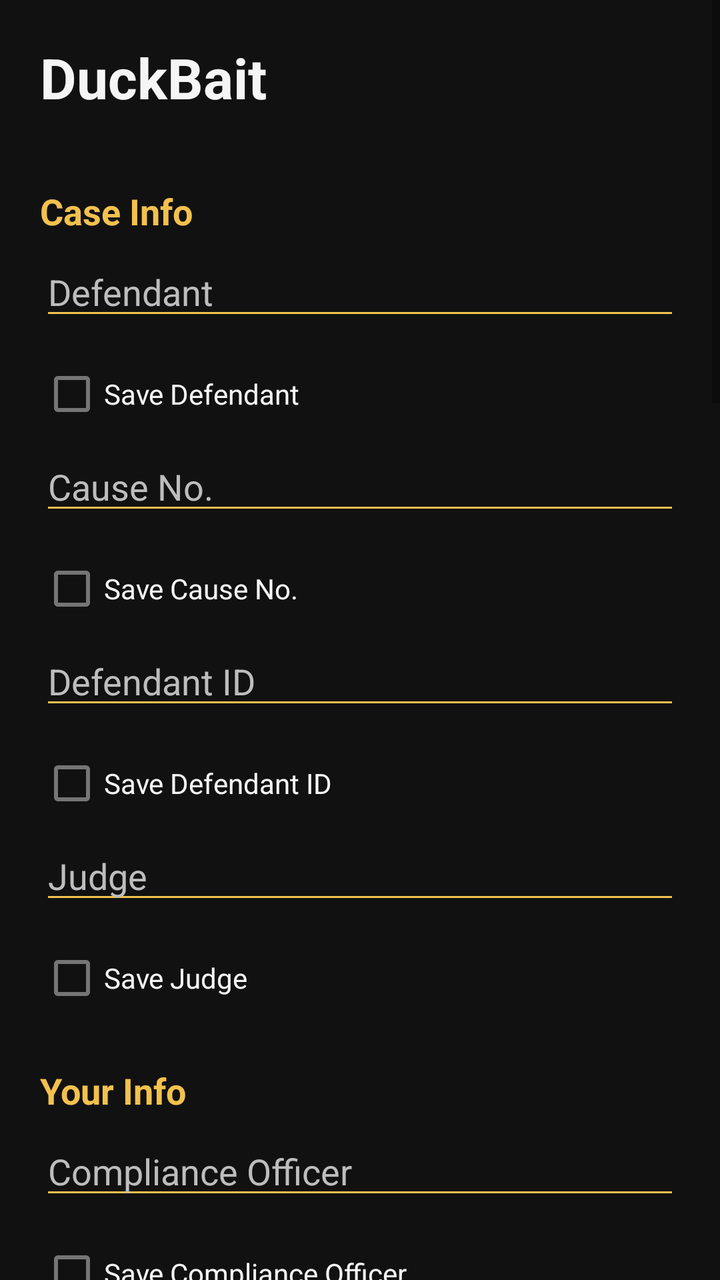
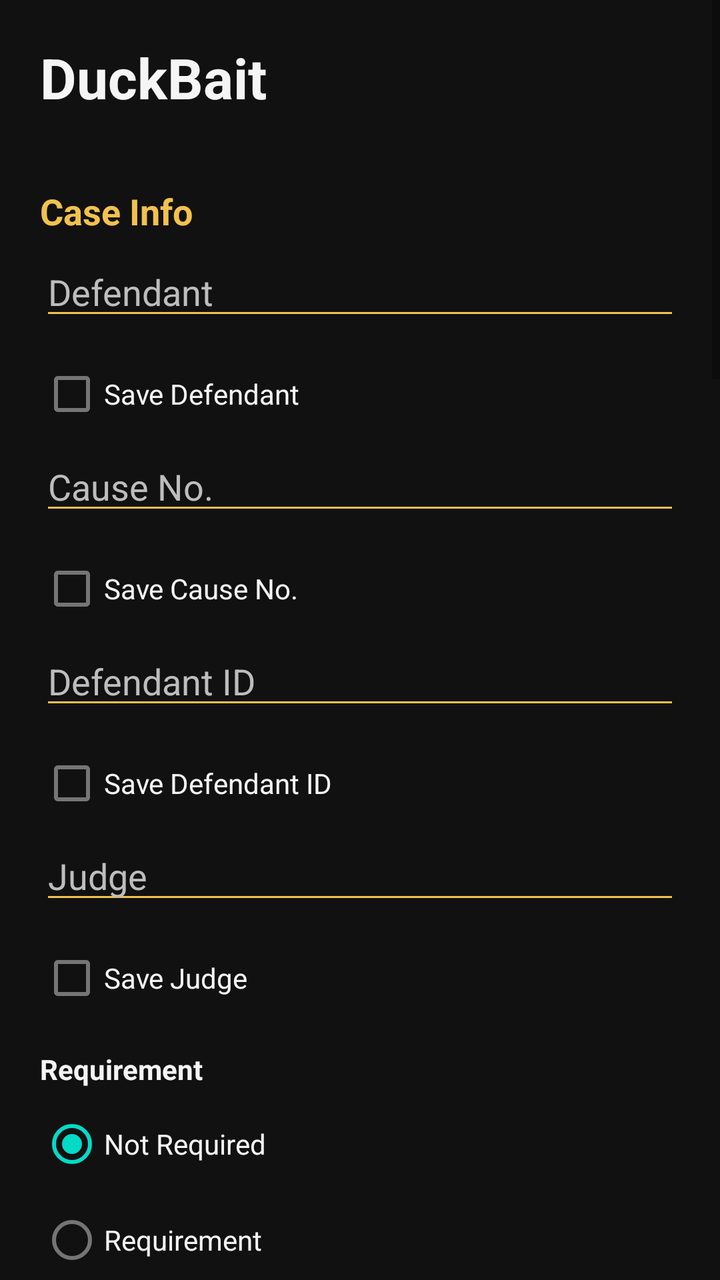

Screens rendered from an Android XML layout before and after an edit, with the pre-edit source and the edit as a unified diff.
<!-- AndroidManifest.xml: fallback theme Theme.MaterialComponents.DayNight.NoActionBar -->
<!-- res/layout/activity_main.xml -->
<?xml version="1.0" encoding="utf-8"?>
<ScrollView xmlns:android="http://schemas.android.com/apk/res/android"
    android:layout_width="match_parent"
    android:layout_height="match_parent"
    android:background="@color/duckbait_background"
    android:fillViewport="true">

    <LinearLayout
        android:layout_width="match_parent"
        android:layout_height="wrap_content"
        android:orientation="vertical"
        android:padding="20dp">

        <TextView
            android:layout_width="match_parent"
            android:layout_height="wrap_content"
            android:layout_marginBottom="16dp"
            android:text="DuckBait"
            android:textColor="@color/duckbait_text"
            android:textSize="28sp"
            android:textStyle="bold" />

        <TextView
            android:layout_width="match_parent"
            android:layout_height="wrap_content"
            android:layout_marginTop="20dp"
            android:layout_marginBottom="6dp"
            android:text="Case Info"
            android:textColor="@color/duckbait_primary"
            android:textSize="18sp"
            android:textStyle="bold" />

        <EditText
            android:id="@+id/input_defendant"
            android:layout_width="match_parent"
            android:layout_height="wrap_content"
            android:layout_marginBottom="8dp"
            android:backgroundTint="@color/duckbait_primary"
            android:hint="Defendant"
            android:textColor="@color/duckbait_text"
            android:textColorHint="@color/duckbait_hint"
            android:inputType="textPersonName" />
        <CheckBox
            android:id="@+id/save_defendant"
            android:layout_width="wrap_content"
            android:layout_height="wrap_content"
            android:text="Save Defendant"
            android:textColor="@color/duckbait_text" />

        <EditText
            android:id="@+id/input_causeno"
            android:layout_width="match_parent"
            android:layout_height="wrap_content"
            android:layout_marginBottom="8dp"
            android:backgroundTint="@color/duckbait_primary"
            android:hint="Cause No."
            android:textColor="@color/duckbait_text"
            android:textColorHint="@color/duckbait_hint"
            android:inputType="text" />
        <CheckBox
            android:id="@+id/save_causeno"
            android:layout_width="wrap_content"
            android:layout_height="wrap_content"
            android:text="Save Cause No."
            android:textColor="@color/duckbait_text" />

        <EditText
            android:id="@+id/input_defid"
            android:layout_width="match_parent"
            android:layout_height="wrap_content"
            android:layout_marginBottom="8dp"
            android:backgroundTint="@color/duckbait_primary"
            android:hint="Defendant ID"
            android:textColor="@color/duckbait_text"
            android:textColorHint="@color/duckbait_hint"
            android:inputType="text" />
        <CheckBox
            android:id="@+id/save_defid"
            android:layout_width="wrap_content"
            android:layout_height="wrap_content"
            android:text="Save Defendant ID"
            android:textColor="@color/duckbait_text" />

        <EditText
            android:id="@+id/input_judge"
            android:layout_width="match_parent"
            android:layout_height="wrap_content"
            android:layout_marginBottom="8dp"
            android:backgroundTint="@color/duckbait_primary"
            android:hint="Judge"
            android:textColor="@color/duckbait_text"
            android:textColorHint="@color/duckbait_hint"
            android:inputType="textPersonName" />
        <CheckBox
            android:id="@+id/save_judge"
            android:layout_width="wrap_content"
            android:layout_height="wrap_content"
            android:text="Save Judge"
            android:textColor="@color/duckbait_text" />


        <TextView
            android:layout_width="match_parent"
            android:layout_height="wrap_content"
            android:layout_marginTop="20dp"
            android:layout_marginBottom="6dp"
            android:text="Your Info"
            android:textColor="@color/duckbait_primary"
            android:textSize="18sp"
            android:textStyle="bold" />

        <EditText
            android:id="@+id/input_compliance_officer"
            android:layout_width="match_parent"
            android:layout_height="wrap_content"
            android:layout_marginBottom="8dp"
            android:backgroundTint="@color/duckbait_primary"
            android:hint="Compliance Officer"
            android:textColor="@color/duckbait_text"
            android:textColorHint="@color/duckbait_hint"
            android:inputType="textPersonName" />
        <CheckBox
            android:id="@+id/save_compliance_officer"
            android:layout_width="wrap_content"
            android:layout_height="wrap_content"
            android:text="Save Compliance Officer"
            android:textColor="@color/duckbait_text" />

        <EditText
            android:id="@+id/input_badge"
            android:layout_width="match_parent"
            android:layout_height="wrap_content"
            android:layout_marginBottom="8dp"
            android:backgroundTint="@color/duckbait_primary"
            android:hint="Badge"
            android:textColor="@color/duckbait_text"
            android:textColorHint="@color/duckbait_hint"
            android:inputType="text" />
        <CheckBox
            android:id="@+id/save_badge"
            android:layout_width="wrap_content"
            android:layout_height="wrap_content"
            android:text="Save Badge"
            android:textColor="@color/duckbait_text" />

        <EditText
            android:id="@+id/input_email"
            android:layout_width="match_parent"
            android:layout_height="wrap_content"
            android:layout_marginBottom="8dp"
            android:backgroundTint="@color/duckbait_primary"
            android:hint="Email"
            android:textColor="@color/duckbait_text"
            android:textColorHint="@color/duckbait_hint"
            android:inputType="textEmailAddress" />
        <CheckBox
            android:id="@+id/save_email"
            android:layout_width="wrap_content"
            android:layout_height="wrap_content"
            android:text="Save Email"
            android:textColor="@color/duckbait_text" />

        <EditText
            android:id="@+id/input_phone"
            android:layout_width="match_parent"
            android:layout_height="wrap_content"
            android:layout_marginBottom="8dp"
            android:backgroundTint="@color/duckbait_primary"
            android:hint="Phone"
            android:textColor="@color/duckbait_text"
            android:textColorHint="@color/duckbait_hint"
            android:inputType="phone" />
        <CheckBox
            android:id="@+id/save_phone"
            android:layout_width="wrap_content"
            android:layout_height="wrap_content"
            android:text="Save Phone"
            android:textColor="@color/duckbait_text" />


        <TextView
            android:layout_width="match_parent"
            android:layout_height="wrap_content"
            android:layout_marginTop="20dp"
            android:layout_marginBottom="6dp"
            android:text="Pay Amounts"
            android:textColor="@color/duckbait_primary"
            android:textSize="18sp"
            android:textStyle="bold" />

        <EditText
            android:id="@+id/input_gps"
            android:layout_width="match_parent"
            android:layout_height="wrap_content"
            android:layout_marginBottom="8dp"
            android:backgroundTint="@color/duckbait_primary"
            android:hint="GPS"
            android:textColor="@color/duckbait_text"
            android:textColorHint="@color/duckbait_hint"
            android:inputType="text" />
        <CheckBox
            android:id="@+id/save_gps"
            android:layout_width="wrap_content"
            android:layout_height="wrap_content"
            android:text="Save GPS"
            android:textColor="@color/duckbait_text" />

        <EditText
            android:id="@+id/input_program"
            android:layout_width="match_parent"
            android:layout_height="wrap_content"
            android:layout_marginBottom="8dp"
            android:backgroundTint="@color/duckbait_primary"
            android:hint="Program"
            android:textColor="@color/duckbait_text"
            android:textColorHint="@color/duckbait_hint"
            android:inputType="text" />
        <CheckBox
            android:id="@+id/save_program"
            android:layout_width="wrap_content"
            android:layout_height="wrap_content"
            android:text="Save Program"
            android:textColor="@color/duckbait_text" />

        <EditText
            android:id="@+id/input_tax"
            android:layout_width="match_parent"
            android:layout_height="wrap_content"
            android:layout_marginBottom="8dp"
            android:backgroundTint="@color/duckbait_primary"
            android:hint="Tax"
            android:textColor="@color/duckbait_text"
            android:textColorHint="@color/duckbait_hint"
            android:inputType="text" />
        <CheckBox
            android:id="@+id/save_tax"
            android:layout_width="wrap_content"
            android:layout_height="wrap_content"
            android:text="Save Tax"
            android:textColor="@color/duckbait_text" />

        <EditText
            android:id="@+id/input_deposit"
            android:layout_width="match_parent"
            android:layout_height="wrap_content"
            android:layout_marginBottom="8dp"
            android:backgroundTint="@color/duckbait_primary"
            android:hint="Deposit"
            android:textColor="@color/duckbait_text"
            android:textColorHint="@color/duckbait_hint"
            android:inputType="numberDecimal" />
        <CheckBox
            android:id="@+id/save_deposit"
            android:layout_width="wrap_content"
            android:layout_height="wrap_content"
            android:text="Save Deposit"
            android:textColor="@color/duckbait_text" />


        <TextView
            android:layout_width="match_parent"
            android:layout_height="wrap_content"
            android:layout_marginTop="20dp"
            android:layout_marginBottom="6dp"
            android:text="Dates"
            android:textColor="@color/duckbait_primary"
            android:textSize="18sp"
            android:textStyle="bold" />

        <EditText
            android:id="@+id/input_date"
            android:layout_width="match_parent"
            android:layout_height="wrap_content"
            android:layout_marginBottom="8dp"
            android:backgroundTint="@color/duckbait_primary"
            android:hint="Date"
            android:textColor="@color/duckbait_text"
            android:textColorHint="@color/duckbait_hint"
            android:inputType="text" />
        <CheckBox
            android:id="@+id/save_date"
            android:layout_width="wrap_content"
            android:layout_height="wrap_content"
            android:text="Save Date"
            android:textColor="@color/duckbait_text" />

        <EditText
            android:id="@+id/input_day"
            android:layout_width="match_parent"
            android:layout_height="wrap_content"
            android:layout_marginBottom="8dp"
            android:backgroundTint="@color/duckbait_primary"
            android:hint="Day"
            android:textColor="@color/duckbait_text"
            android:textColorHint="@color/duckbait_hint"
            android:inputType="number" />
        <CheckBox
            android:id="@+id/save_day"
            android:layout_width="wrap_content"
            android:layout_height="wrap_content"
            android:text="Save Day"
            android:textColor="@color/duckbait_text" />

        <EditText
            android:id="@+id/input_month"
            android:layout_width="match_parent"
            android:layout_height="wrap_content"
            android:layout_marginBottom="8dp"
            android:backgroundTint="@color/duckbait_primary"
            android:hint="Month"
            android:textColor="@color/duckbait_text"
            android:textColorHint="@color/duckbait_hint"
            android:inputType="text" />
        <CheckBox
            android:id="@+id/save_month"
            android:layout_width="wrap_content"
            android:layout_height="wrap_content"
            android:text="Save Month"
            android:textColor="@color/duckbait_text" />

        <EditText
            android:id="@+id/input_year"
            android:layout_width="match_parent"
            android:layout_height="wrap_content"
            android:layout_marginBottom="8dp"
            android:backgroundTint="@color/duckbait_primary"
            android:hint="Year"
            android:textColor="@color/duckbait_text"
            android:textColorHint="@color/duckbait_hint"
            android:inputType="number" />
        <CheckBox
            android:id="@+id/save_year"
            android:layout_width="wrap_content"
            android:layout_height="wrap_content"
            android:text="Save Year"
            android:textColor="@color/duckbait_text" />


        <Button
            android:id="@+id/btn_select_file"
            android:layout_width="match_parent"
            android:layout_height="wrap_content"
            android:layout_marginTop="12dp"
            android:backgroundTint="@color/duckbait_primary"
            android:text="Select DOCX Template"
            android:textColor="@color/duckbait_background" />

        <TextView
            android:id="@+id/txt_selected_file"
            android:layout_width="match_parent"
            android:layout_height="wrap_content"
            android:paddingTop="10dp"
            android:text="No template selected"
            android:textColor="@color/duckbait_text" />

        <Button
            android:id="@+id/btn_generate"
            android:layout_width="match_parent"
            android:layout_height="wrap_content"
            android:layout_marginTop="12dp"
            android:backgroundTint="@color/duckbait_primary"
            android:text="Generate Document"
            android:textColor="@color/duckbait_background" />

        <TextView
            android:id="@+id/txt_status"
            android:layout_width="match_parent"
            android:layout_height="wrap_content"
            android:paddingTop="10dp"
            android:text="Status: Select a template to begin."
            android:textColor="@color/duckbait_text" />
    </LinearLayout>
</ScrollView>
<!-- resources referenced by this layout -->
<resources>
  <color name="duckbait_background">#111111</color>
  <color name="duckbait_hint">#BDBDBD</color>
  <color name="duckbait_primary">#F2C14E</color>
  <color name="duckbait_text">#F5F5F5</color>
</resources>

<!-- the commit's change to res/layout/activity_main.xml (unified diff, before → after) -->
@@ -98,6 +98,37 @@
             android:text="Save Judge"
             android:textColor="@color/duckbait_text" />
 
+        <TextView
+            android:layout_width="match_parent"
+            android:layout_height="wrap_content"
+            android:layout_marginTop="12dp"
+            android:layout_marginBottom="4dp"
+            android:text="Requirement"
+            android:textColor="@color/duckbait_text"
+            android:textStyle="bold" />
+
+        <RadioGroup
+            android:id="@+id/group_requirement"
+            android:layout_width="match_parent"
+            android:layout_height="wrap_content"
+            android:orientation="vertical">
+
+            <RadioButton
+                android:id="@+id/option_not_required"
+                android:layout_width="wrap_content"
+                android:layout_height="wrap_content"
+                android:checked="true"
+                android:text="Not Required"
+                android:textColor="@color/duckbait_text" />
+
+            <RadioButton
+                android:id="@+id/option_requirement"
+                android:layout_width="wrap_content"
+                android:layout_height="wrap_content"
+                android:text="Requirement"
+                android:textColor="@color/duckbait_text" />
+        </RadioGroup>
+
 
         <TextView
             android:layout_width="match_parent"
